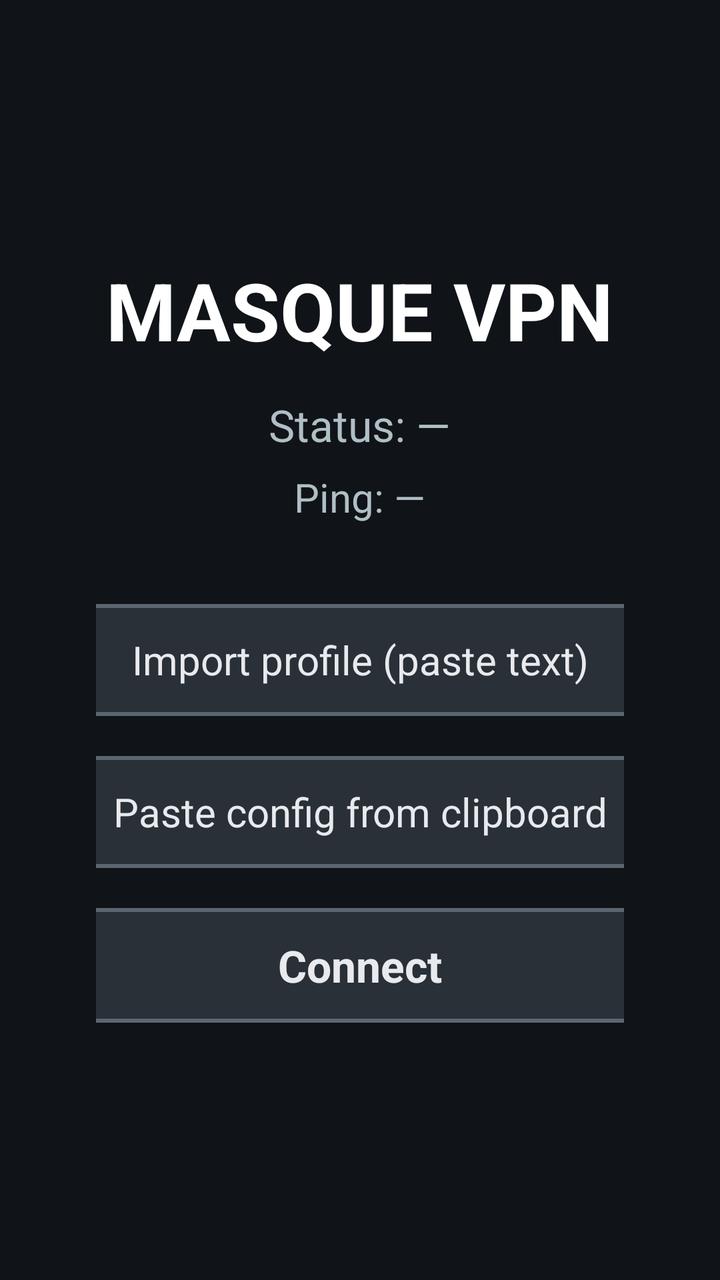
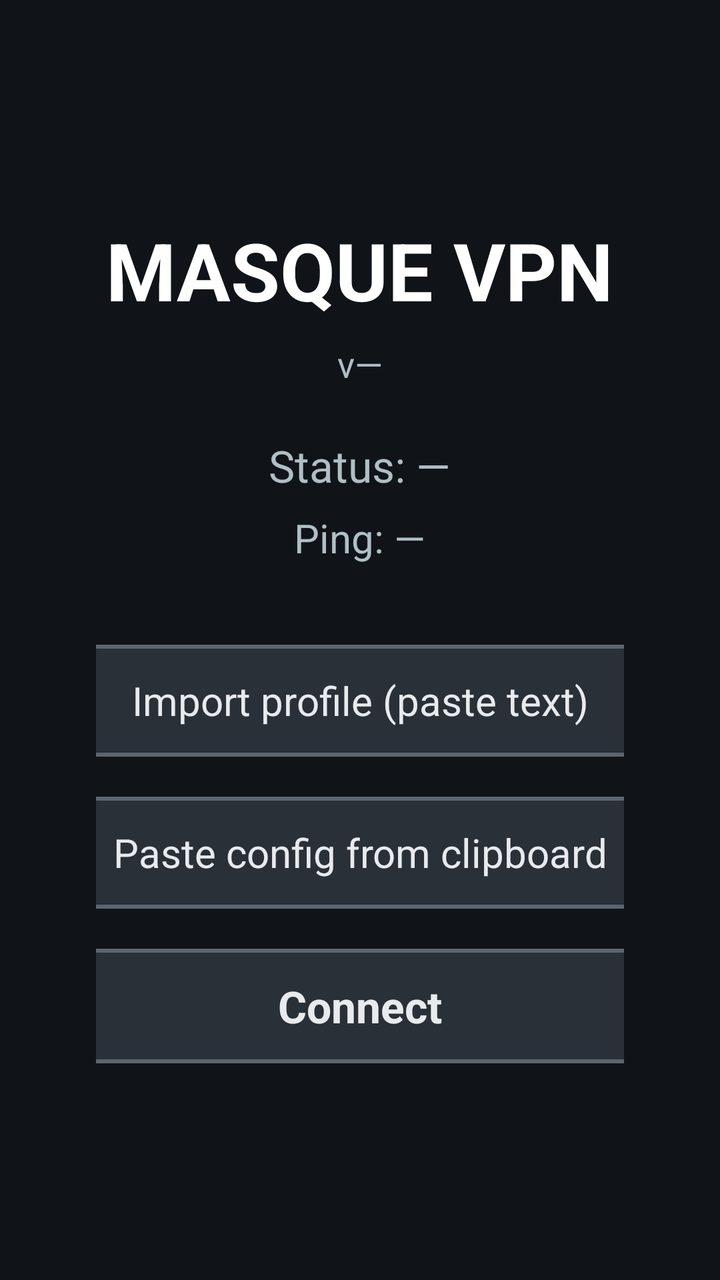

The first picture is an Android layout as it rendered before a commit; the second is the same layout after the commit. The layout source and the unified diff follow.
<!-- AndroidManifest.xml: application theme Theme.MasqueTv -->
<!-- res/layout/activity_tv_main.xml -->
<?xml version="1.0" encoding="utf-8"?>
<LinearLayout xmlns:android="http://schemas.android.com/apk/res/android"
    android:layout_width="match_parent"
    android:layout_height="match_parent"
    android:orientation="vertical"
    android:gravity="center"
    android:background="@color/tv_background"
    android:padding="48dp">

    <TextView
        android:layout_width="wrap_content"
        android:layout_height="wrap_content"
        android:text="MASQUE VPN"
        android:textColor="@color/tv_text_primary"
        android:textSize="40sp"
        android:textStyle="bold"
        android:layout_marginBottom="16dp" />

    <TextView
        android:id="@+id/tvStatus"
        android:layout_width="wrap_content"
        android:layout_height="wrap_content"
        android:text="Status: —"
        android:textColor="@color/tv_text_secondary"
        android:textSize="22sp"
        android:gravity="center"
        android:layout_marginBottom="8dp" />

    <TextView
        android:id="@+id/tvPing"
        android:layout_width="wrap_content"
        android:layout_height="wrap_content"
        android:text="Ping: —"
        android:textColor="@color/tv_text_secondary"
        android:textSize="20sp"
        android:gravity="center"
        android:layout_marginBottom="40dp" />

    <Button
        android:id="@+id/tvBtnPaste"
        style="@style/TvButton"
        android:layout_width="520dp"
        android:layout_height="wrap_content"
        android:text="Import profile (paste text)"
        android:textSize="20sp"
        android:nextFocusDown="@+id/tvBtnClipboard"
        android:layout_marginBottom="20dp" />

    <Button
        android:id="@+id/tvBtnClipboard"
        style="@style/TvButton"
        android:layout_width="520dp"
        android:layout_height="wrap_content"
        android:text="Paste config from clipboard"
        android:textSize="20sp"
        android:nextFocusUp="@+id/tvBtnPaste"
        android:nextFocusDown="@+id/tvBtnConnect"
        android:layout_marginBottom="20dp" />

    <Button
        android:id="@+id/tvBtnConnect"
        style="@style/TvButton"
        android:layout_width="520dp"
        android:layout_height="wrap_content"
        android:text="Connect"
        android:textSize="22sp"
        android:textStyle="bold"
        android:nextFocusUp="@+id/tvBtnClipboard" />

</LinearLayout>
<!-- resources referenced by this layout -->
<resources>
  <color name="tv_background">#101418</color>
  <color name="tv_text_primary">#FFFFFF</color>
  <color name="tv_text_secondary">#B0BEC5</color>
  <style name="TvButton" parent="android:Widget.Material.Button">
      <item name="android:background">@drawable/tv_button_background</item>
      <item name="android:textColor">@color/tv_button_text_selector</item>
      <item name="android:minHeight">56dp</item>
      <item name="android:paddingLeft">24dp</item>
      <item name="android:paddingRight">24dp</item>
      <item name="android:paddingTop">14dp</item>
      <item name="android:paddingBottom">14dp</item>
      <item name="android:focusable">true</item>
      <item name="android:focusableInTouchMode">true</item>
      <item name="android:stateListAnimator">@null</item>
    </style>
  <style name="Theme.MasqueTv" parent="Theme.Leanback">
      <item name="android:windowBackground">@color/tv_background</item>
      <item name="android:colorBackground">@color/tv_background</item>
      <item name="android:defaultFocusHighlightEnabled">false</item>
      <item name="android:buttonStyle">@style/TvButton</item>
    </style>
  <!-- drawable tv_button_background (drawable) -->
  <?xml version="1.0" encoding="utf-8"?>
  <selector xmlns:android="http://schemas.android.com/apk/res/android">
      <item android:state_focused="true">
          <shape android:shape="rectangle">
              <solid android:color="@color/tv_button_focus_bg" />
              <stroke
                  android:width="4dp"
                  android:color="@color/tv_button_focus_border" />
              <corners android:radius="12dp" />
          </shape>
      </item>
      <item android:state_pressed="true">
          <shape android:shape="rectangle">
              <solid android:color="@color/tv_button_pressed_bg" />
              <stroke
                  android:width="3dp"
                  android:color="@color/tv_button_focus_border" />
              <corners android:radius="12dp" />
          </shape>
      </item>
      <item>
          <shape android:shape="rectangle">
              <solid android:color="@color/tv_button_bg" />
              <stroke
                  android:width="2dp"
                  android:color="@color/tv_button_border" />
              <corners android:radius="12dp" />
          </shape>
      </item>
  </selector>
  <color name="tv_button_focus_bg">#1A8CFF</color>
  <color name="tv_button_focus_border">#FFFFFF</color>
  <color name="tv_button_pressed_bg">#0F6FD4</color>
  <color name="tv_button_bg">#2A3038</color>
  <color name="tv_button_border">#5C6670</color>
</resources>

<!-- the commit's change to res/layout/activity_tv_main.xml (unified diff, before → after) -->
@@ -14,7 +14,16 @@
         android:textColor="@color/tv_text_primary"
         android:textSize="40sp"
         android:textStyle="bold"
-        android:layout_marginBottom="16dp" />
+        android:layout_marginBottom="8dp" />
+
+    <TextView
+        android:id="@+id/tvVersion"
+        android:layout_width="wrap_content"
+        android:layout_height="wrap_content"
+        android:text="v—"
+        android:textColor="@color/tv_text_secondary"
+        android:textSize="18sp"
+        android:layout_marginBottom="24dp" />
 
     <TextView
         android:id="@+id/tvStatus"
